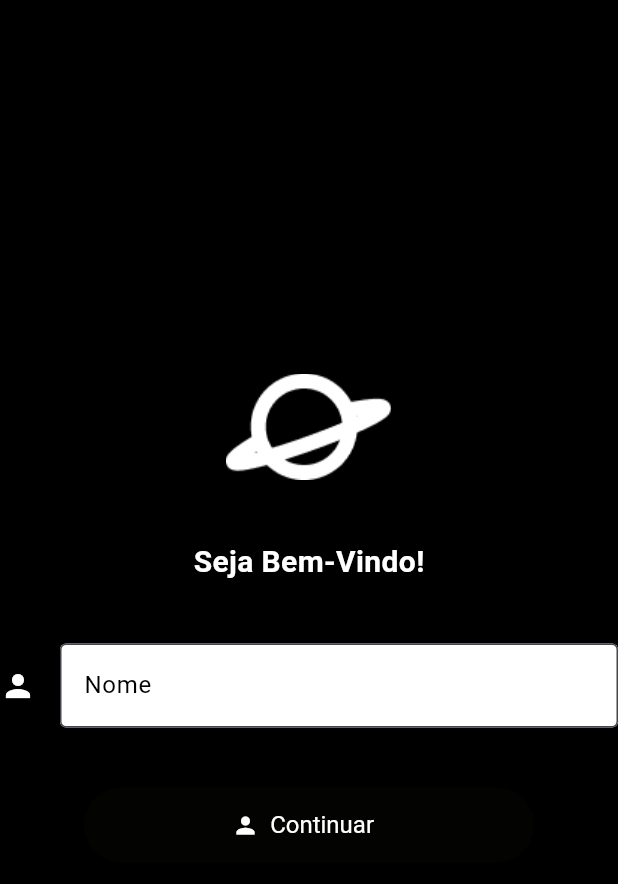
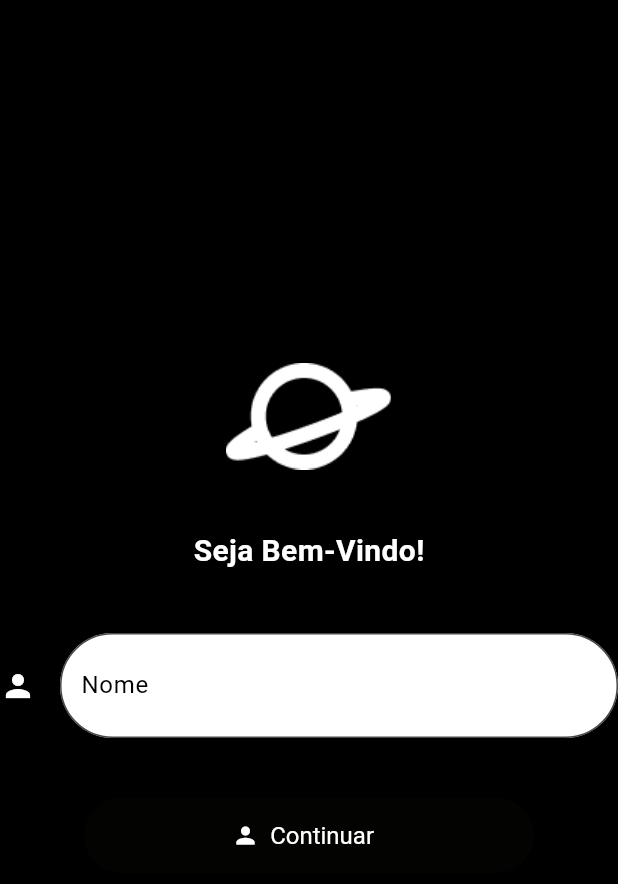
Before and after one commit to CLOUDPRGM/AppEmpresa, a Flutter app: the screen it shows after launch, after a tap on "Continuar", on a phone screen of 412 x 824 dp. Shown: the top 884 px of the screen. Run offline on Flutter 3.47's test engine with Material 3 defaults, Android fonts, the phone set to English and light mode, and no system bars.

Commit message:
Ajustando tela

```diff
--- a/app_tcc/lib/Pagini.dart
+++ b/app_tcc/lib/Pagini.dart
@@ -51,17 +51,26 @@ class Pagini extends StatefulWidget {
                 style: TextStyle(fontWeight: FontWeight.bold, fontSize: 20, color: Colors.white
                 ),
                ),
+
+               //Formulário para preencher o nome
                const SizedBox(height: 40),
                TextFormField(
+                  style: const TextStyle(color: Colors.black, fontSize: 20 ),
                 decoration: const InputDecoration(
+                  contentPadding: EdgeInsets.symmetric(vertical: 20, horizontal: 10), // Set content padding to 8 vertical, 12 horizontal
                   icon:  Icon(Icons.person),
                   hintText: 'Entrada de texto',
                   labelText: 'Nome',
-                  border: OutlineInputBorder(),
+                  border: OutlineInputBorder(borderRadius: BorderRadius.all(
+                  Radius.circular(100.0),
+                ),
+                    borderSide: BorderSide(
+                        width: 0.10,
+                   ),
+                ),
                   iconColor: Colors.white,
                   labelStyle: TextStyle(color: Colors.black),
                   filled: true, fillColor: Colors.white,
-
                 ),
                  keyboardType: TextInputType.name,
                    inputFormatters: <TextInputFormatter>[
@@ -72,6 +81,8 @@ class Pagini extends StatefulWidget {
                             nme = value;
                           },
               ),
+
+             //Botão para enviar os dados
              const SizedBox(height: 40),
             Center(
               child: SizedBox(
--- a/app_tcc/lib/main.dart
+++ b/app_tcc/lib/main.dart
@@ -22,10 +22,7 @@ class MainApp extends StatelessWidget {
                    //Alinhamento centralizado
                     children: <Widget>[
             // This next line does the trick
-             Container(
-                child: Image.asset('imagem/dev reads.png'),
-
-              ),
+                 Image.asset('imagem/dev reads.png'),
 
               const SizedBox(height:100),
                 SizedBox(
```
Also changed, not shown: 1 other file.
